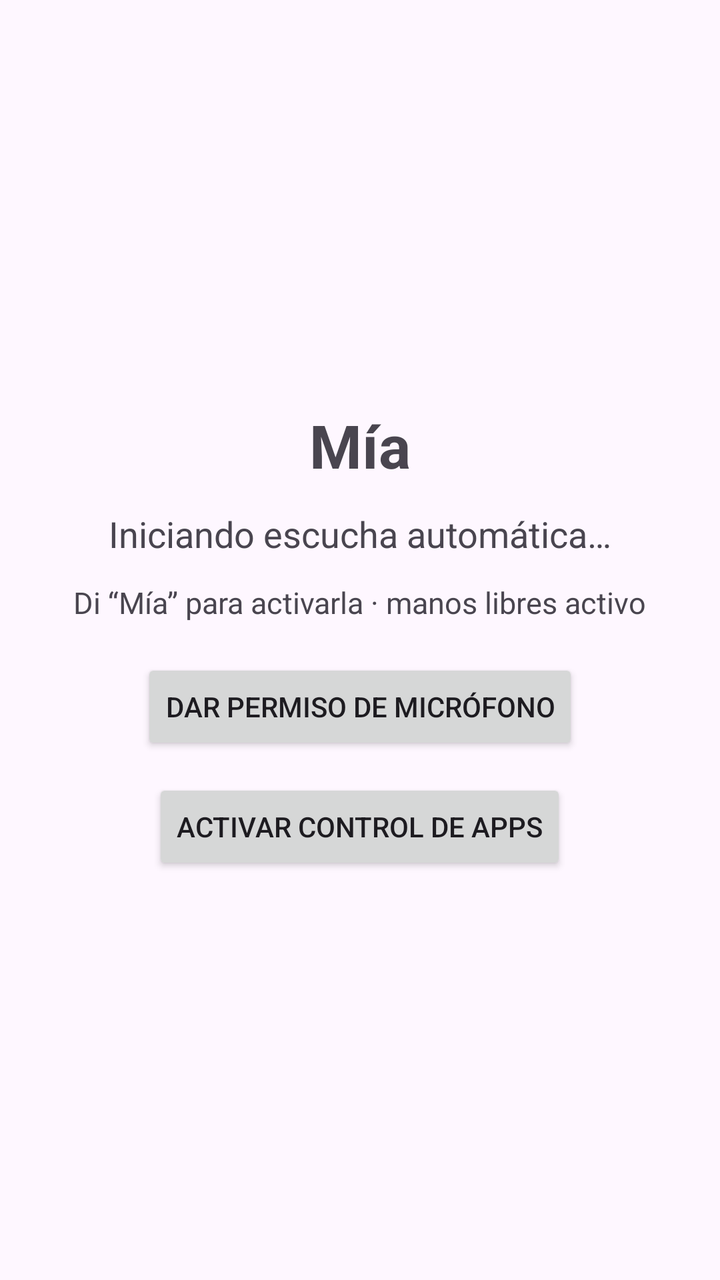
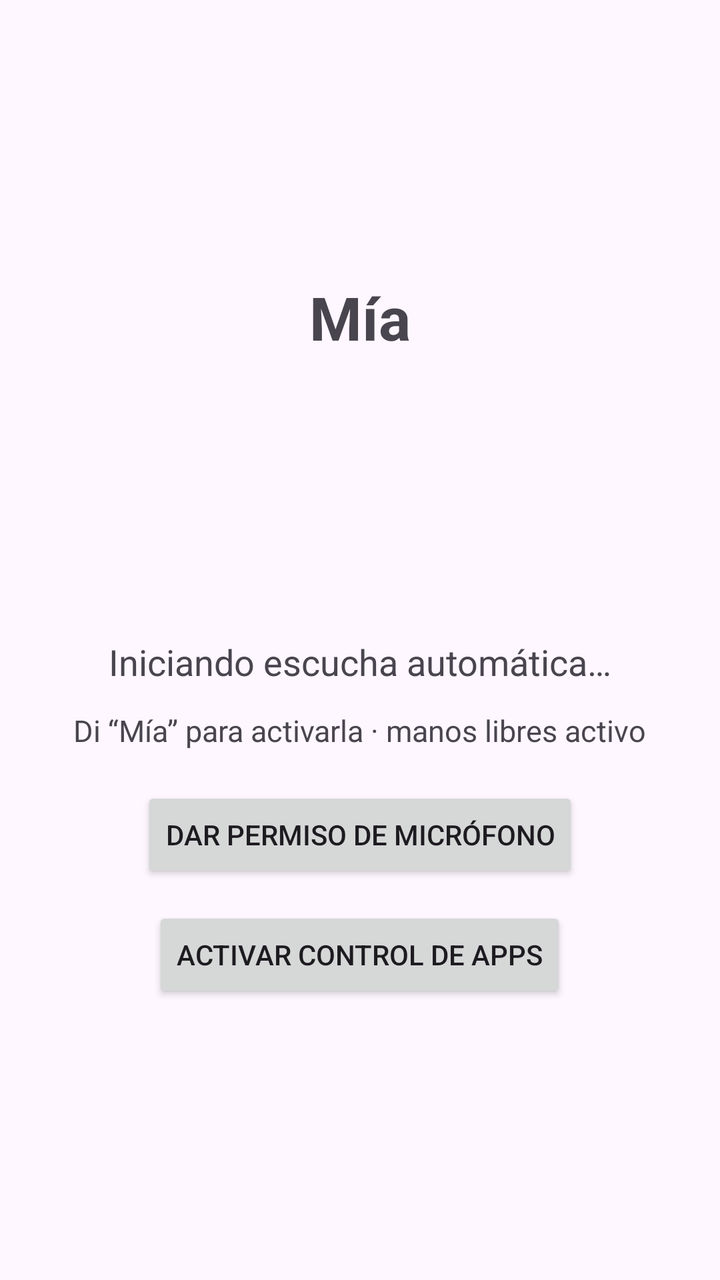

Before-and-after screenshots of an Android layout around one commit, followed by the original layout XML and the change that was made.
<!-- AndroidManifest.xml: application theme Theme.Asistente -->
<!-- res/layout/activity_main.xml -->
<?xml version="1.0" encoding="utf-8"?>
<LinearLayout xmlns:android="http://schemas.android.com/apk/res/android"
    android:layout_width="match_parent"
    android:layout_height="match_parent"
    android:orientation="vertical"
    android:gravity="center"
    android:padding="24dp">

    <TextView
        android:id="@+id/titleText"
        android:layout_width="wrap_content"
        android:layout_height="wrap_content"
        android:text="Mía"
        android:textSize="30sp"
        android:textStyle="bold"
        android:layout_marginBottom="12dp" />

    <TextView
        android:id="@+id/statusText"
        android:layout_width="match_parent"
        android:layout_height="wrap_content"
        android:text="Iniciando escucha automática…"
        android:textSize="18sp"
        android:gravity="center"
        android:layout_marginBottom="12dp" />

    <TextView
        android:layout_width="wrap_content"
        android:layout_height="wrap_content"
        android:text="Di “Mía” para activarla · manos libres activo"
        android:textSize="15sp"
        android:layout_marginBottom="18dp" />

    <Button
        android:id="@+id/micPermissionButton"
        android:layout_width="wrap_content"
        android:layout_height="wrap_content"
        android:text="Dar permiso de micrófono"
        android:layout_marginBottom="12dp" />

    <Button
        android:id="@+id/aiSettingsButton"
        android:layout_width="wrap_content"
        android:layout_height="wrap_content"
        android:text="Activar control de apps" />

</LinearLayout>
<!-- resources referenced by this layout -->
<resources>
  <style name="Theme.Asistente" parent="Theme.Material3.DayNight.NoActionBar">
          <item name="android:windowLightStatusBar">true</item>
      </style>
</resources>

<!-- the commit's change to res/layout/activity_main.xml (unified diff, before → after) -->
@@ -14,6 +14,12 @@
         android:textSize="30sp"
         android:textStyle="bold"
         android:layout_marginBottom="12dp" />
+
+    <View
+        android:id="@+id/orbView"
+        android:layout_width="110dp"
+        android:layout_height="110dp"
+        android:layout_marginBottom="18dp" />
 
     <TextView
         android:id="@+id/statusText"
